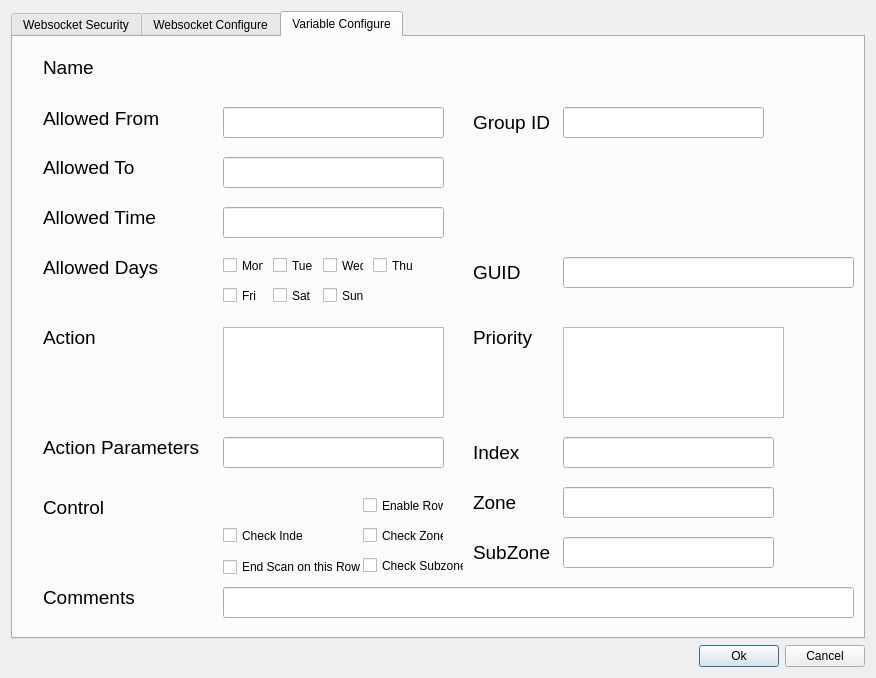
First picture: the form in source/UiMagician/source/WidgetWebsocketPacket/WidgetWebsocketPacketSensor/widgetwebsocketpacketsensor.ui, repository dinguluer/UiMagician, before the edit.
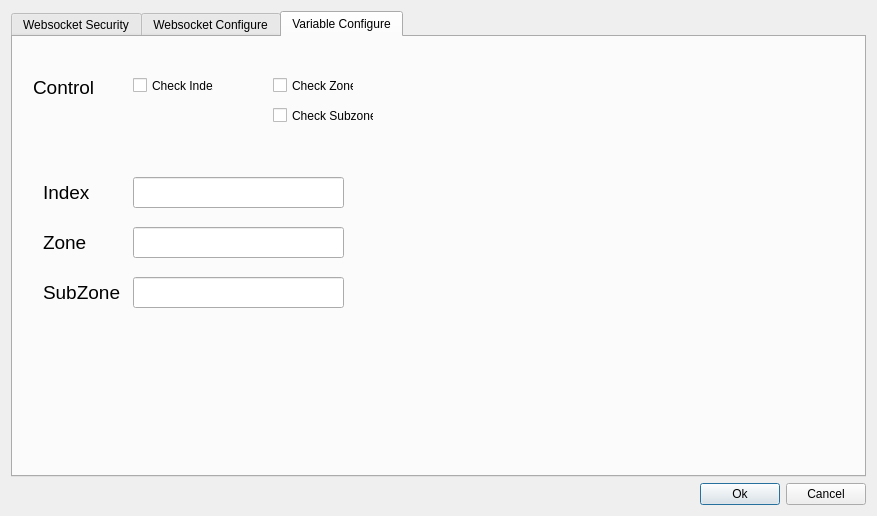
Second picture: the form after the edit. The open tabs and pages were chosen to show the change. Icons and pictures are not drawn.

```diff
--- a/source/UiMagician/source/WidgetWebsocketPacket/WidgetWebsocketPacketSensor/widgetwebsocketpacketsensor.ui
+++ b/source/UiMagician/source/WidgetWebsocketPacket/WidgetWebsocketPacketSensor/widgetwebsocketpacketsensor.ui
@@ -6,8 +6,8 @@
    <rect>
     <x>0</x>
     <y>0</y>
-    <width>876</width>
-    <height>678</height>
+    <width>877</width>
+    <height>516</height>
    </rect>
   </property>
   <property name="windowTitle">
@@ -583,32 +583,12 @@
         <string/>
        </property>
       </widget>
-      <widget class="QLineEdit" name="sensorVariableAllowedToLineEdit">
+      <widget class="QLabel" name="sensorVariableControlLabel">
        <property name="geometry">
         <rect>
-         <x>210</x>
-         <y>120</y>
-         <width>221</width>
-         <height>31</height>
-        </rect>
-       </property>
-      </widget>
-      <widget class="QLineEdit" name="sensorVariableActionParametersLineEdit">
-       <property name="geometry">
-        <rect>
-         <x>210</x>
-         <y>400</y>
-         <width>221</width>
-         <height>31</height>
-        </rect>
-       </property>
-      </widget>
-      <widget class="QLabel" name="sensorVariableAllowedDaysLabel">
-       <property name="geometry">
-        <rect>
-         <x>30</x>
-         <y>220</y>
-         <width>121</width>
+         <x>20</x>
+         <y>40</y>
+         <width>71</width>
          <height>21</height>
         </rect>
        </property>
@@ -618,174 +598,14 @@
         </font>
        </property>
        <property name="text">
-        <string>Allowed Days</string>
-       </property>
-      </widget>
-      <widget class="QCheckBox" name="sensorVariableAllowedDaysSaturdaycheckBox">
-       <property name="geometry">
-        <rect>
-         <x>260</x>
-         <y>250</y>
-         <width>41</width>
-         <height>17</height>
-        </rect>
-       </property>
-       <property name="text">
-        <string>Sat</string>
-       </property>
-      </widget>
-      <widget class="QCheckBox" name="sensorVariableControlCheckSubzonecheckBox">
-       <property name="geometry">
-        <rect>
-         <x>350</x>
-         <y>520</y>
-         <width>101</width>
-         <height>17</height>
-        </rect>
-       </property>
-       <property name="text">
-        <string>Check Subzone</string>
-       </property>
-      </widget>
-      <widget class="QCheckBox" name="sensorVariableAllowedDaysWednesdaycheckBox">
-       <property name="geometry">
-        <rect>
-         <x>310</x>
-         <y>220</y>
-         <width>41</width>
-         <height>17</height>
-        </rect>
-       </property>
-       <property name="text">
-        <string>Wed</string>
-       </property>
-      </widget>
-      <widget class="QLabel" name="sensorVariableAllowedToLabel">
-       <property name="geometry">
-        <rect>
-         <x>30</x>
-         <y>120</y>
-         <width>101</width>
-         <height>21</height>
-        </rect>
-       </property>
-       <property name="font">
-        <font>
-         <pointsize>14</pointsize>
-        </font>
-       </property>
-       <property name="text">
-        <string>Allowed To</string>
-       </property>
-      </widget>
-      <widget class="QCheckBox" name="sensorVariableAllowedDaysFridaycheckBox">
-       <property name="geometry">
-        <rect>
-         <x>210</x>
-         <y>250</y>
-         <width>41</width>
-         <height>17</height>
-        </rect>
-       </property>
-       <property name="text">
-        <string>Fri</string>
-       </property>
-      </widget>
-      <widget class="QLineEdit" name="sensorVariableCommentsLineEdit">
-       <property name="geometry">
-        <rect>
-         <x>210</x>
-         <y>550</y>
-         <width>631</width>
-         <height>31</height>
-        </rect>
-       </property>
-      </widget>
-      <widget class="QCheckBox" name="sensorVariableControlEndScancheckBox">
-       <property name="geometry">
-        <rect>
-         <x>210</x>
-         <y>520</y>
-         <width>141</width>
-         <height>20</height>
-        </rect>
-       </property>
-       <property name="text">
-        <string>End Scan on this Row</string>
-       </property>
-      </widget>
-      <widget class="QLabel" name="sensorVariableActionParametersLabel">
-       <property name="geometry">
-        <rect>
-         <x>30</x>
-         <y>400</y>
-         <width>161</width>
-         <height>21</height>
-        </rect>
-       </property>
-       <property name="font">
-        <font>
-         <pointsize>14</pointsize>
-        </font>
-       </property>
-       <property name="text">
-        <string>Action Parameters</string>
-       </property>
-      </widget>
-      <widget class="QLabel" name="sensorVariableNameLabel">
-       <property name="geometry">
-        <rect>
-         <x>30</x>
-         <y>20</y>
-         <width>61</width>
-         <height>21</height>
-        </rect>
-       </property>
-       <property name="font">
-        <font>
-         <pointsize>14</pointsize>
-        </font>
-       </property>
-       <property name="text">
-        <string>Name</string>
-       </property>
-      </widget>
-      <widget class="QCheckBox" name="sensorVariableControlEnableRowcheckBox">
-       <property name="geometry">
-        <rect>
-         <x>350</x>
-         <y>460</y>
-         <width>81</width>
-         <height>17</height>
-        </rect>
-       </property>
-       <property name="text">
-        <string>Enable Row</string>
-       </property>
-      </widget>
-      <widget class="QLabel" name="sensorVariableActionLabel">
-       <property name="geometry">
-        <rect>
-         <x>30</x>
-         <y>290</y>
-         <width>161</width>
-         <height>21</height>
-        </rect>
-       </property>
-       <property name="font">
-        <font>
-         <pointsize>14</pointsize>
-        </font>
-       </property>
-       <property name="text">
-        <string>Action</string>
+        <string>Control</string>
        </property>
       </widget>
       <widget class="QCheckBox" name="sensorVariableControlCheckIndexcheckBox">
        <property name="geometry">
         <rect>
-         <x>210</x>
-         <y>490</y>
+         <x>120</x>
+         <y>40</y>
          <width>81</width>
          <height>17</height>
         </rect>
@@ -794,68 +614,21 @@
         <string>Check Index</string>
        </property>
       </widget>
-      <widget class="QCheckBox" name="sensorVariableAllowedDaysSundaycheckBox">
+      <widget class="QLineEdit" name="sensorVariableZoneLineEdit">
        <property name="geometry">
         <rect>
-         <x>310</x>
-         <y>250</y>
-         <width>41</width>
-         <height>17</height>
+         <x>120</x>
+         <y>190</y>
+         <width>211</width>
+         <height>31</height>
         </rect>
-       </property>
-       <property name="text">
-        <string>Sun</string>
-       </property>
-      </widget>
-      <widget class="QCheckBox" name="sensorVariableAllowedDaysThursdaycheckBox">
-       <property name="geometry">
-        <rect>
-         <x>360</x>
-         <y>220</y>
-         <width>41</width>
-         <height>17</height>
-        </rect>
-       </property>
-       <property name="text">
-        <string>Thur</string>
-       </property>
-      </widget>
-      <widget class="QCheckBox" name="sensorVariableAllowedDaysMondaycheckBox">
-       <property name="geometry">
-        <rect>
-         <x>210</x>
-         <y>220</y>
-         <width>41</width>
-         <height>17</height>
-        </rect>
-       </property>
-       <property name="text">
-        <string>Mon</string>
-       </property>
-      </widget>
-      <widget class="QLabel" name="sensorVariableCommentsLabel">
-       <property name="geometry">
-        <rect>
-         <x>30</x>
-         <y>550</y>
-         <width>121</width>
-         <height>21</height>
-        </rect>
-       </property>
-       <property name="font">
-        <font>
-         <pointsize>14</pointsize>
-        </font>
-       </property>
-       <property name="text">
-        <string>Comments</string>
        </property>
       </widget>
       <widget class="QCheckBox" name="sensorVariableControlCheckZonecheckBox">
        <property name="geometry">
         <rect>
-         <x>350</x>
-         <y>490</y>
+         <x>260</x>
+         <y>40</y>
          <width>81</width>
          <height>17</height>
         </rect>
@@ -864,254 +637,24 @@
         <string>Check Zone</string>
        </property>
       </widget>
-      <widget class="QListWidget" name="sensorVariableActionListWidget">
-       <property name="geometry">
-        <rect>
-         <x>210</x>
-         <y>290</y>
-         <width>221</width>
-         <height>91</height>
-        </rect>
-       </property>
-      </widget>
-      <widget class="QLabel" name="sensorVariableControlLabel">
-       <property name="geometry">
-        <rect>
-         <x>30</x>
-         <y>460</y>
-         <width>71</width>
-         <height>21</height>
-        </rect>
-       </property>
-       <property name="font">
-        <font>
-         <pointsize>14</pointsize>
-        </font>
-       </property>
-       <property name="text">
-        <string>Control</string>
-       </property>
-      </widget>
-      <widget class="QCheckBox" name="sensorVariableAllowedDaysTuesdaycheckBox">
+      <widget class="QCheckBox" name="sensorVariableControlCheckSubzonecheckBox">
        <property name="geometry">
         <rect>
          <x>260</x>
-         <y>220</y>
-         <width>41</width>
+         <y>70</y>
+         <width>101</width>
          <height>17</height>
         </rect>
        </property>
        <property name="text">
-        <string>Tue</string>
-       </property>
-      </widget>
-      <widget class="QLineEdit" name="sensorVariableAllowedFromLineEdit">
-       <property name="geometry">
-        <rect>
-         <x>210</x>
-         <y>70</y>
-         <width>221</width>
-         <height>31</height>
-        </rect>
-       </property>
-      </widget>
-      <widget class="QLabel" name="sensorVariableAllowedFromLabel">
-       <property name="geometry">
-        <rect>
-         <x>30</x>
-         <y>71</y>
-         <width>131</width>
-         <height>20</height>
-        </rect>
-       </property>
-       <property name="font">
-        <font>
-         <pointsize>14</pointsize>
-        </font>
-       </property>
-       <property name="text">
-        <string>Allowed From</string>
-       </property>
-      </widget>
-      <widget class="QLineEdit" name="sensorVariableAllowedTimeLineEdit">
-       <property name="geometry">
-        <rect>
-         <x>210</x>
-         <y>170</y>
-         <width>221</width>
-         <height>31</height>
-        </rect>
-       </property>
-      </widget>
-      <widget class="QLabel" name="sensorVariableAllowedTimeLabel">
-       <property name="geometry">
-        <rect>
-         <x>30</x>
-         <y>170</y>
-         <width>121</width>
-         <height>21</height>
-        </rect>
-       </property>
-       <property name="font">
-        <font>
-         <pointsize>14</pointsize>
-        </font>
-       </property>
-       <property name="text">
-        <string>Allowed Time</string>
-       </property>
-      </widget>
-      <widget class="QLabel" name="sensorVariableControlValueLabel">
-       <property name="geometry">
-        <rect>
-         <x>210</x>
-         <y>450</y>
-         <width>71</width>
-         <height>31</height>
-        </rect>
-       </property>
-       <property name="font">
-        <font>
-         <pointsize>14</pointsize>
-        </font>
-       </property>
-       <property name="text">
-        <string/>
-       </property>
-      </widget>
-      <widget class="QLabel" name="sensorVariableGuidLabel">
-       <property name="geometry">
-        <rect>
-         <x>460</x>
-         <y>220</y>
-         <width>81</width>
-         <height>31</height>
-        </rect>
-       </property>
-       <property name="font">
-        <font>
-         <pointsize>14</pointsize>
-        </font>
-       </property>
-       <property name="text">
-        <string>GUID</string>
-       </property>
-      </widget>
-      <widget class="QLabel" name="sensorVariablePriorityLabel">
-       <property name="geometry">
-        <rect>
-         <x>460</x>
-         <y>290</y>
-         <width>61</width>
-         <height>21</height>
-        </rect>
-       </property>
-       <property name="font">
-        <font>
-         <pointsize>14</pointsize>
-        </font>
-       </property>
-       <property name="text">
-        <string>Priority</string>
-       </property>
-      </widget>
-      <widget class="QLineEdit" name="sensorVariableGroupIdLineEdit">
-       <property name="geometry">
-        <rect>
-         <x>550</x>
-         <y>70</y>
-         <width>201</width>
-         <height>31</height>
-        </rect>
-       </property>
-      </widget>
-      <widget class="QLabel" name="sensorVariableGroupIdLabel">
-       <property name="geometry">
-        <rect>
-         <x>460</x>
-         <y>70</y>
-         <width>81</width>
-         <height>31</height>
-        </rect>
-       </property>
-       <property name="font">
-        <font>
-         <pointsize>14</pointsize>
-        </font>
-       </property>
-       <property name="text">
-        <string>Group ID</string>
-       </property>
-      </widget>
-      <widget class="QLineEdit" name="sensorVariableGuidLineEdit">
-       <property name="geometry">
-        <rect>
-         <x>550</x>
-         <y>220</y>
-         <width>291</width>
-         <height>31</height>
-        </rect>
-       </property>
-       <property name="text">
-        <string/>
-       </property>
-      </widget>
-      <widget class="QListWidget" name="sensorVariablePriorityListWidget">
-       <property name="geometry">
-        <rect>
-         <x>550</x>
-         <y>290</y>
-         <width>221</width>
-         <height>91</height>
-        </rect>
-       </property>
-      </widget>
-      <widget class="QLineEdit" name="sensorVariableSubzoneLineEdit">
-       <property name="geometry">
-        <rect>
-         <x>550</x>
-         <y>500</y>
-         <width>211</width>
-         <height>31</height>
-        </rect>
-       </property>
-       <property name="text">
-        <string/>
-       </property>
-      </widget>
-      <widget class="QLineEdit" name="sensorVariableZoneLineEdit">
-       <property name="geometry">
-        <rect>
-         <x>550</x>
-         <y>450</y>
-         <width>211</width>
-         <height>31</height>
-        </rect>
-       </property>
-      </widget>
-      <widget class="QLabel" name="sensorVariableSubzoneLabel">
-       <property name="geometry">
-        <rect>
-         <x>460</x>
-         <y>500</y>
-         <width>81</width>
-         <height>31</height>
-        </rect>
-       </property>
-       <property name="font">
-        <font>
-         <pointsize>14</pointsize>
-        </font>
-       </property>
-       <property name="text">
-        <string>SubZone</string>
+        <string>Check Subzone</string>
        </property>
       </widget>
       <widget class="QLabel" name="sensorVariableZoneLabel">
        <property name="geometry">
         <rect>
-         <x>460</x>
-         <y>450</y>
+         <x>30</x>
+         <y>190</y>
          <width>81</width>
          <height>31</height>
         </rect>
@@ -1125,11 +668,24 @@
         <string>Zone</string>
        </property>
       </widget>
+      <widget class="QLineEdit" name="sensorVariableSubzoneLineEdit">
+       <property name="geometry">
+        <rect>
+         <x>120</x>
+         <y>240</y>
+         <width>211</width>
+         <height>31</height>
+        </rect>
+       </property>
+       <property name="text">
+        <string/>
+       </property>
+      </widget>
       <widget class="QLabel" name="sensorVariableIndexLabel">
        <property name="geometry">
         <rect>
-         <x>460</x>
-         <y>400</y>
+         <x>30</x>
+         <y>140</y>
          <width>81</width>
          <height>31</height>
         </rect>
@@ -1143,11 +699,29 @@
         <string>Index</string>
        </property>
       </widget>
+      <widget class="QLabel" name="sensorVariableSubzoneLabel">
+       <property name="geometry">
+        <rect>
+         <x>30</x>
+         <y>240</y>
+         <width>81</width>
+         <height>31</height>
+        </rect>
+       </property>
+       <property name="font">
+        <font>
+         <pointsize>14</pointsize>
+        </font>
+       </property>
+       <property name="text">
+        <string>SubZone</string>
+       </property>
+      </widget>
       <widget class="QLineEdit" name="sensorVariableIndexLineEdit">
        <property name="geometry">
         <rect>
-         <x>550</x>
-         <y>400</y>
+         <x>120</x>
+         <y>140</y>
          <width>211</width>
          <height>31</height>
         </rect>
```
Left out of the diff: 384 changed lines with no effect on the pictures.
